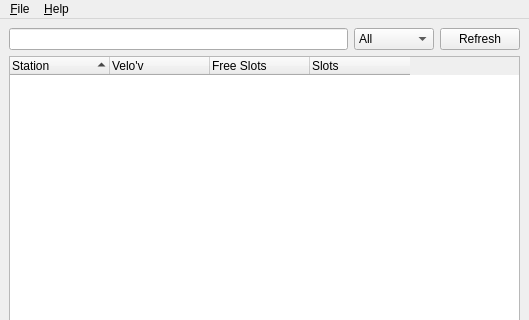
iksaif/lugdulov, file src/mainwindow.ui: the form before one commit; both pictures show x 0 to 529 and y 0 to 320 of the 529 by 570 pixel window.
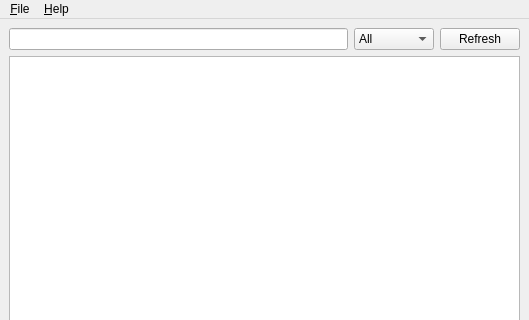
The form after the commit. Icons and pictures are not drawn. Custom widgets are drawn as their Qt base class.

```diff
--- a/src/mainwindow.ui
+++ b/src/mainwindow.ui
@@ -19,45 +19,6 @@
   </property>
   <widget class="QWidget" name="centralwidget">
    <layout class="QGridLayout" name="gridLayout">
-    <item row="2" column="0" colspan="6">
-     <widget class="MainTreeWidget" name="treeWidget">
-      <property name="alternatingRowColors">
-       <bool>true</bool>
-      </property>
-      <property name="rootIsDecorated">
-       <bool>false</bool>
-      </property>
-      <property name="sortingEnabled">
-       <bool>true</bool>
-      </property>
-      <attribute name="headerStretchLastSection">
-       <bool>false</bool>
-      </attribute>
-      <attribute name="headerStretchLastSection">
-       <bool>false</bool>
-      </attribute>
-      <column>
-       <property name="text">
-        <string>Station</string>
-       </property>
-      </column>
-      <column>
-       <property name="text">
-        <string>Velo'v</string>
-       </property>
-      </column>
-      <column>
-       <property name="text">
-        <string>Free Slots</string>
-       </property>
-      </column>
-      <column>
-       <property name="text">
-        <string>Slots</string>
-       </property>
-      </column>
-     </widget>
-    </item>
     <item row="0" column="0" colspan="4">
      <widget class="QLineEdit" name="lineEdit"/>
     </item>
@@ -77,6 +38,16 @@
       </item>
      </widget>
     </item>
+    <item row="2" column="0" colspan="6">
+     <widget class="MainListWidget" name="listWidget">
+      <property name="alternatingRowColors">
+       <bool>true</bool>
+      </property>
+      <property name="selectionRectVisible">
+       <bool>true</bool>
+      </property>
+     </widget>
+    </item>
    </layout>
   </widget>
   <widget class="QMenuBar" name="menubar">
@@ -130,9 +101,9 @@
  </widget>
  <customwidgets>
   <customwidget>
-   <class>MainTreeWidget</class>
-   <extends>QTreeWidget</extends>
-   <header>maintreewidget.h</header>
+   <class>MainListWidget</class>
+   <extends>QListWidget</extends>
+   <header>mainlistwidget.h</header>
   </customwidget>
  </customwidgets>
  <resources>
```
Left out of the diff: 2 changed lines with no effect on the pictures.
